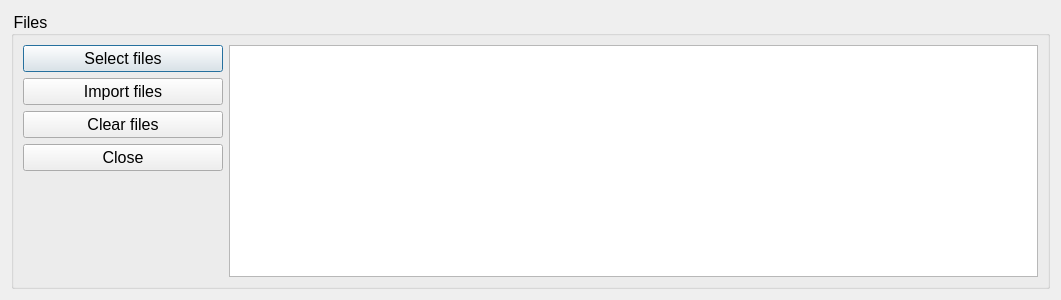
Qt form uis/loadMat.ui (beveridges/mvc_calculator) before a commit.
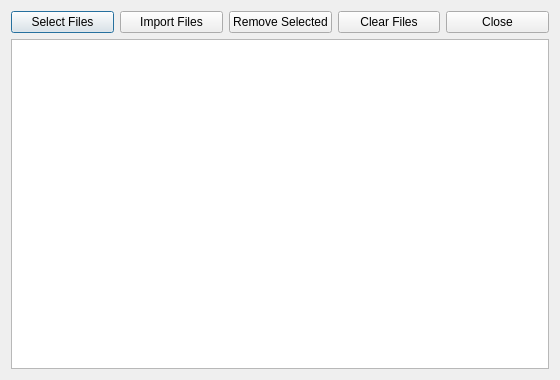
The same form after that commit.

What changed in the file:
```diff
--- a/uis/loadMat.ui
+++ b/uis/loadMat.ui
@@ -6,64 +6,50 @@
    <rect>
     <x>0</x>
     <y>0</y>
-    <width>1061</width>
-    <height>300</height>
+    <width>560</width>
+    <height>380</height>
    </rect>
   </property>
-  <property name="font">
-   <font>
-    <pointsize>12</pointsize>
-   </font>
-  </property>
   <property name="windowTitle">
    <string>Import MATLAB files</string>
   </property>
-  <property name="styleSheet">
-   <string>* { font-size: 12pt; }</string>
-  </property>
+
   <layout class="QVBoxLayout" name="verticalLayout">
    <item>
-    <widget class="QGroupBox" name="groupBox">
-     <property name="title">
-      <string>Files</string>
-     </property>
-     <layout class="QHBoxLayout" name="horizontalLayout">
-      <item>
-       <layout class="QHBoxLayout" name="horizontalLayout_3">
-        <item>
-         <layout class="QVBoxLayout" name="verticalLayout_2">
+    <layout class="QHBoxLayout" name="buttonRow">
           <item>
            <widget class="QPushButton" name="btnSelectFiles">
-            <property name="minimumSize">
-             <size>
-              <width>200</width>
-              <height>0</height>
-             </size>
-            </property>
-            <property name="font">
-             <font>
-              <pointsize>12</pointsize>
-             </font>
-            </property>
             <property name="text">
-             <string>Select files</string>
+        <string>Select Files</string>
             </property>
            </widget>
           </item>
+
           <item>
            <widget class="QPushButton" name="btnImport">
             <property name="text">
-             <string>Import files</string>
+        <string>Import Files</string>
             </property>
            </widget>
           </item>
+
+     <!-- NEW REMOVE BUTTON -->
+     <item>
+      <widget class="QPushButton" name="btnRemoveSelected">
+       <property name="text">
+        <string>Remove Selected</string>
+       </property>
+      </widget>
+     </item>
+
           <item>
            <widget class="QPushButton" name="btnClear">
             <property name="text">
-             <string>Clear files</string>
+        <string>Clear Files</string>
             </property>
            </widget>
           </item>
+
           <item>
            <widget class="QPushButton" name="btnClose">
             <property name="text">
@@ -71,32 +57,27 @@
             </property>
            </widget>
           </item>
-          <item>
-           <spacer name="verticalSpacer">
-            <property name="orientation">
-             <enum>Qt::Vertical</enum>
-            </property>
-            <property name="sizeHint" stdset="0">
-             <size>
-              <width>20</width>
-              <height>40</height>
-             </size>
-            </property>
-           </spacer>
-          </item>
-         </layout>
-        </item>
+    </layout>
+   </item>
+
+   <!-- FILE LIST -->
         <item>
-         <widget class="QListWidget" name="listFiles"/>
-        </item>
-       </layout>
-      </item>
-     </layout>
+    <widget class="QListWidget" name="listFiles">
+     <property name="selectionMode">
+      <enum>QAbstractItemView::ExtendedSelection</enum>
+     </property>
+     <property name="dragEnabled">
+      <bool>true</bool>
+     </property>
+     <property name="acceptDrops">
+      <bool>true</bool>
+     </property>
+     <property name="dragDropMode">
+      <enum>QAbstractItemView::DropOnly</enum>
+     </property>
     </widget>
    </item>
-   <item>
-    <layout class="QHBoxLayout" name="horizontalLayoutButtons"/>
-   </item>
+
   </layout>
  </widget>
  <resources/>
```
Left out of the diff: 9 changed lines with no effect on the pictures. Lines whose indentation alone changed are shown as unchanged.
